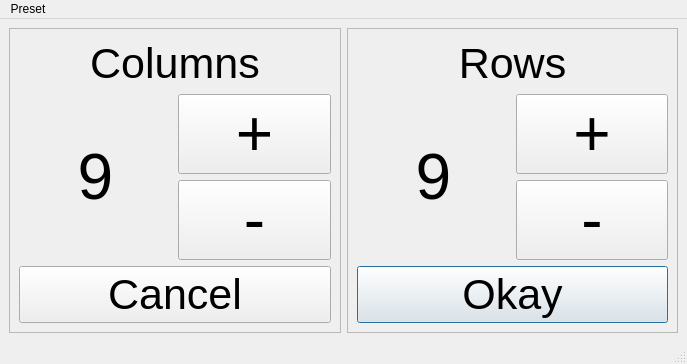
Above: forms/boardresizewindow.ui from Pinguinsan/QMineSweeper before the change. Below: the same form after it.
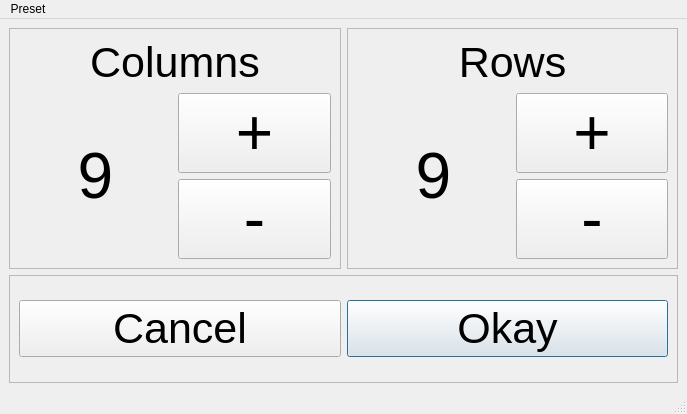
That is the form after the change.

Commit message: Adding a lot of infromation about the code, as well as an About QMineSweeper window, whose layout was shamelessly copied from GHex - chromebook-kip

Patch:
```diff
--- a/forms/boardresizewindow.ui
+++ b/forms/boardresizewindow.ui
@@ -7,7 +7,7 @@
     <x>0</x>
     <y>0</y>
     <width>687</width>
-    <height>364</height>
+    <height>414</height>
    </rect>
   </property>
   <property name="windowTitle">
@@ -75,24 +75,6 @@
          </property>
         </widget>
        </item>
-       <item row="3" column="0" colspan="2">
-        <widget class="QPushButton" name="btnCancel">
-         <property name="minimumSize">
-          <size>
-           <width>100</width>
-           <height>50</height>
-          </size>
-         </property>
-         <property name="font">
-          <font>
-           <pointsize>32</pointsize>
-          </font>
-         </property>
-         <property name="text">
-          <string>Cancel</string>
-         </property>
-        </widget>
-       </item>
        <item row="1" column="0" rowspan="2">
         <widget class="QLabel" name="lblColumns">
          <property name="font">
@@ -135,27 +117,6 @@
          </property>
         </widget>
        </item>
-       <item row="3" column="0" colspan="2">
-        <widget class="QPushButton" name="btnOkay">
-         <property name="minimumSize">
-          <size>
-           <width>100</width>
-           <height>50</height>
-          </size>
-         </property>
-         <property name="font">
-          <font>
-           <pointsize>32</pointsize>
-          </font>
-         </property>
-         <property name="text">
-          <string>Okay</string>
-         </property>
-         <property name="default">
-          <bool>true</bool>
-         </property>
-        </widget>
-       </item>
        <item row="2" column="1">
         <widget class="QPushButton" name="btnDecrementRows">
          <property name="sizePolicy">
@@ -210,6 +171,57 @@
       </layout>
      </widget>
     </item>
+    <item row="1" column="0" colspan="2">
+     <widget class="QFrame" name="okayCancelButtonFrame">
+      <property name="frameShape">
+       <enum>QFrame::StyledPanel</enum>
+      </property>
+      <property name="frameShadow">
+       <enum>QFrame::Raised</enum>
+      </property>
+      <layout class="QHBoxLayout" name="okayCancelButtonFrameGridLayout">
+       <item>
+        <widget class="QPushButton" name="btnCancel">
+         <property name="minimumSize">
+          <size>
+           <width>100</width>
+           <height>50</height>
+          </size>
+         </property>
+         <property name="font">
+          <font>
+           <pointsize>32</pointsize>
+          </font>
+         </property>
+         <property name="text">
+          <string>Cancel</string>
+         </property>
+        </widget>
+       </item>
+       <item>
+        <widget class="QPushButton" name="btnOkay">
+         <property name="minimumSize">
+          <size>
+           <width>100</width>
+           <height>50</height>
+          </size>
+         </property>
+         <property name="font">
+          <font>
+           <pointsize>32</pointsize>
+          </font>
+         </property>
+         <property name="text">
+          <string>Okay</string>
+         </property>
+         <property name="default">
+          <bool>true</bool>
+         </property>
+        </widget>
+       </item>
+      </layout>
+     </widget>
+    </item>
    </layout>
   </widget>
   <widget class="QStatusBar" name="statusBar"/>
```
Left out of the diff: 4 changed lines with no effect on the pictures. The commit also changes 12 other files.
